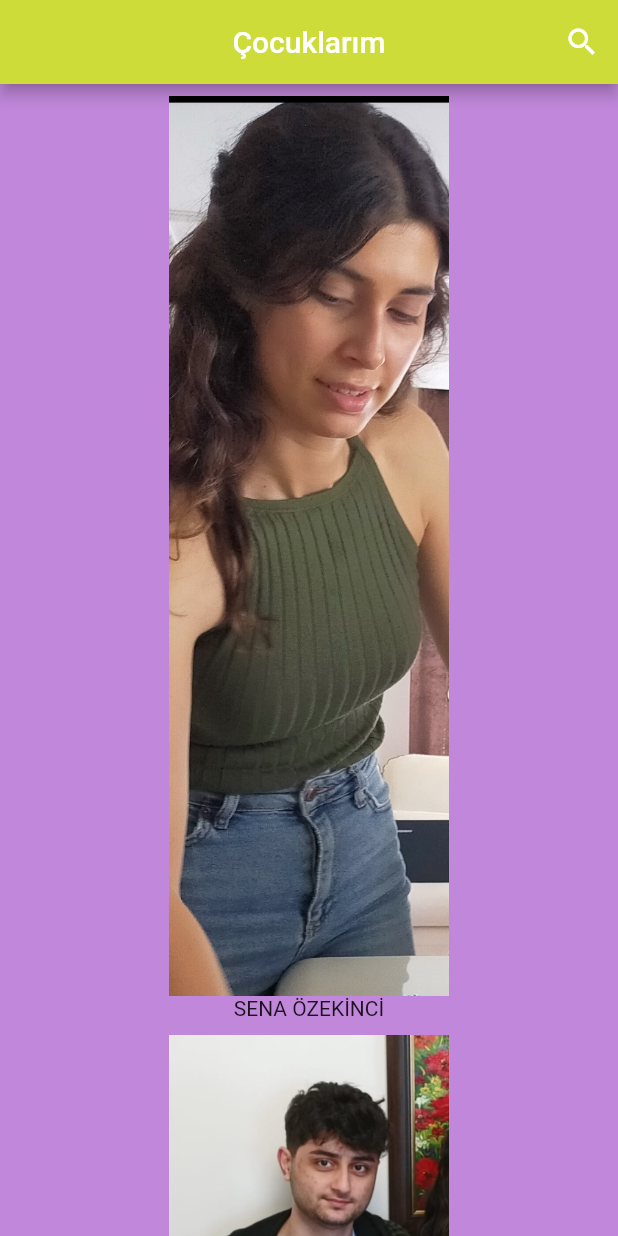
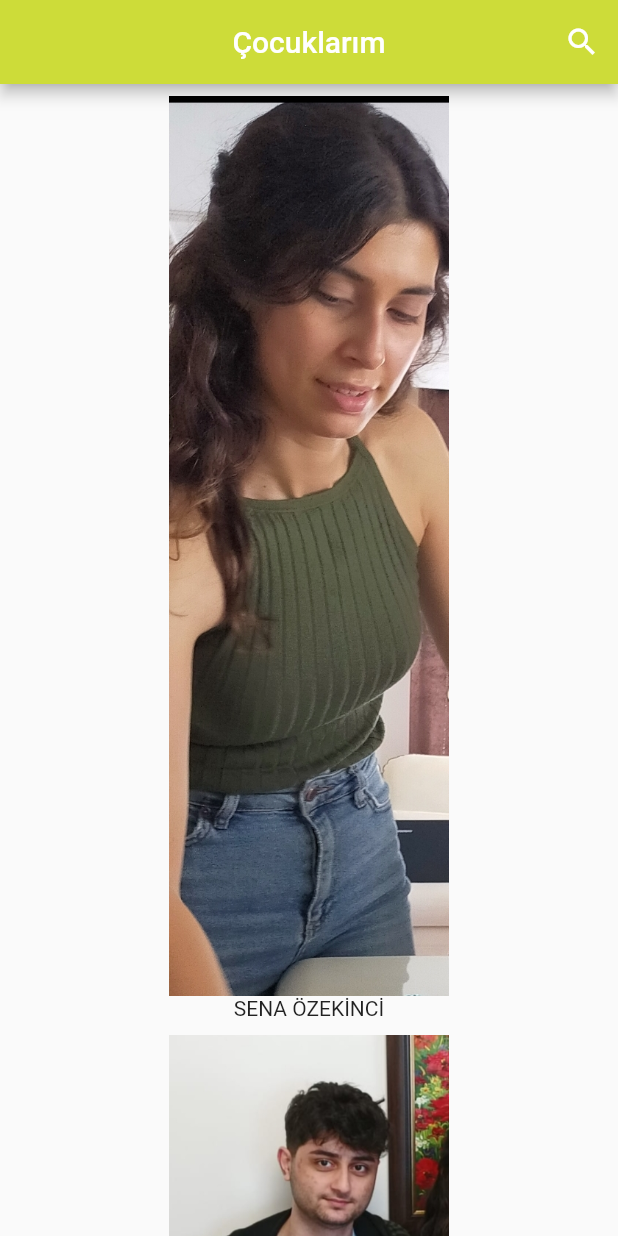
Before and after one commit to HsrtOzknc/MobilProje, a Flutter app: the screen it shows after launch, after a tap on "Çocuklarım", on a phone screen of 412 x 824 dp. Run offline on Flutter 3.47's test engine with Material 2 defaults, Android fonts, the phone set to English and light mode, and no system bars.

Commit message:
Buton kenarları düzenlendi ve çocuklarım sayfasının rengi eski haline getirildi

```diff
--- a/lib/Anasayfa.dart
+++ b/lib/Anasayfa.dart
@@ -34,6 +34,13 @@ class anasayfa extends StatelessWidget {
                         mainAxisAlignment: MainAxisAlignment.spaceAround,
                         children: [
                           ElevatedButton(
+                            style: ButtonStyle(
+                              shape: MaterialStateProperty.all(
+                                RoundedRectangleBorder(
+                                  borderRadius: BorderRadius.circular(18.0),
+                                ),
+                              ),
+                            ),
                             onPressed: () => Navigator.push(
                               context,
                               MaterialPageRoute(
@@ -43,6 +50,13 @@ class anasayfa extends StatelessWidget {
                             child: Text("Hakkımda"),
                           ),
                           ElevatedButton(
+                            style: ButtonStyle(
+                              shape: MaterialStateProperty.all(
+                                RoundedRectangleBorder(
+                                  borderRadius: BorderRadius.circular(18.0),
+                                ),
+                              ),
+                            ),
                             onPressed: () => Navigator.push(
                               context,
                               MaterialPageRoute(
@@ -62,6 +76,13 @@ class anasayfa extends StatelessWidget {
                         width: 10,
                       ),
                       ElevatedButton(
+                        style: ButtonStyle(
+                          shape: MaterialStateProperty.all(
+                            RoundedRectangleBorder(
+                              borderRadius: BorderRadius.circular(18.0),
+                            ),
+                          ),
+                        ),
                         onPressed: () => Navigator.push(
                           context,
                           MaterialPageRoute(
@@ -74,6 +95,13 @@ class anasayfa extends StatelessWidget {
                         width: 10,
                       ),
                       ElevatedButton(
+                        style: ButtonStyle(
+                          shape: MaterialStateProperty.all(
+                            RoundedRectangleBorder(
+                              borderRadius: BorderRadius.circular(18.0),
+                            ),
+                          ),
+                        ),
                         onPressed: () => Navigator.push(
                           context,
                           MaterialPageRoute(
@@ -86,6 +114,13 @@ class anasayfa extends StatelessWidget {
                         width: 10,
                       ),
                       ElevatedButton(
+                        style: ButtonStyle(
+                          shape: MaterialStateProperty.all(
+                            RoundedRectangleBorder(
+                              borderRadius: BorderRadius.circular(18.0),
+                            ),
+                          ),
+                        ),
                         onPressed: () => Navigator.push(
                           context,
                           MaterialPageRoute(
--- a/lib/cocuklarim.dart
+++ b/lib/cocuklarim.dart
@@ -11,7 +11,6 @@ class _cocuklarimState extends State<cocuklarim> {
   @override
   Widget build(BuildContext context) {
     return Scaffold(
-      backgroundColor: Color.fromARGB(255, 193, 135, 218),
       appBar: AppBar(
         backgroundColor: Colors.lime,
         title: Text(
```
